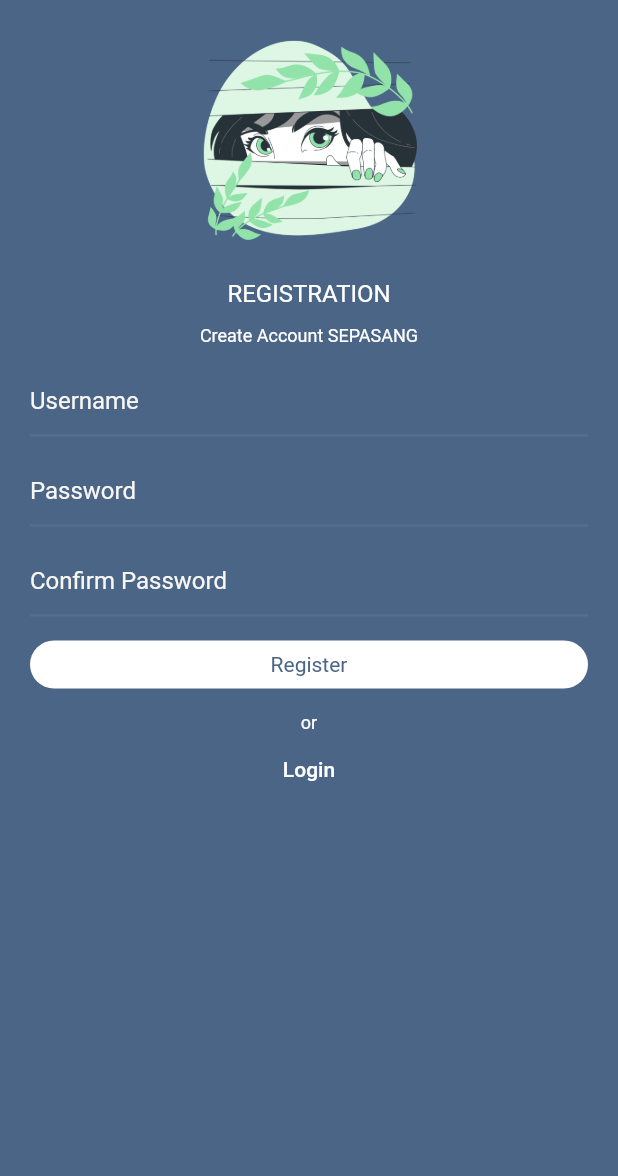
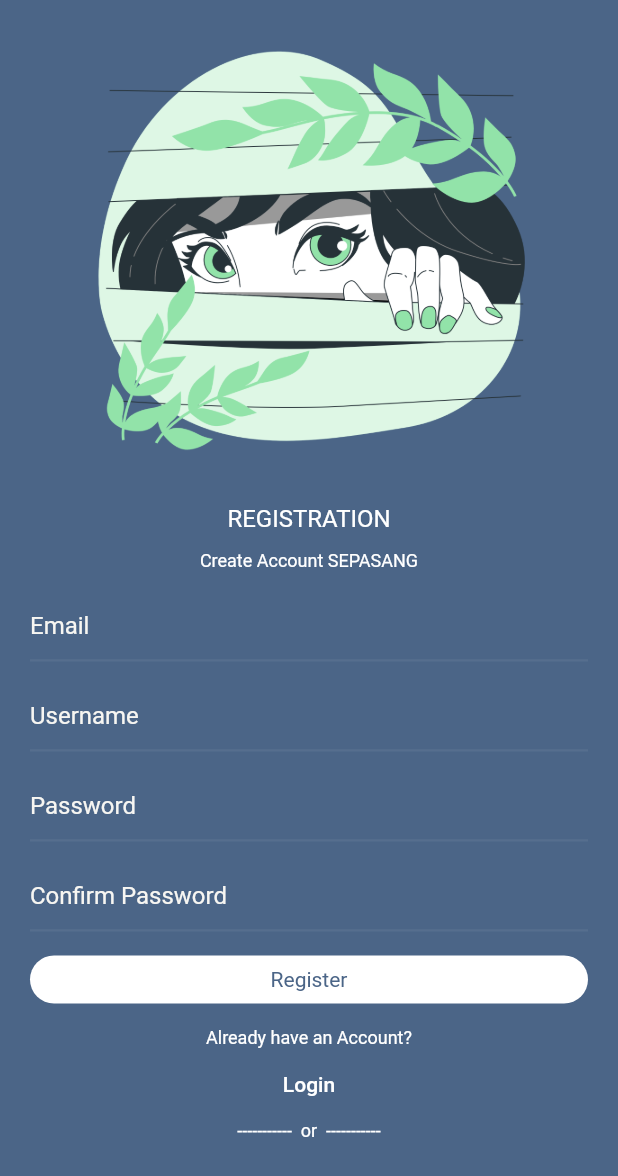
Before and after one commit to thefvnday/Shoes-Mobile, a Flutter app: the screen it shows after launch, after a tap on "Register", on a phone screen of 412 x 824 dp. Shown: the top 1176 px of the screen. Run offline on Flutter 3.47's test engine with Material 2 defaults, Android fonts, the phone set to English and light mode, and no system bars.

Commit message:
menambahkan email

```diff
--- a/lib/screens/Login/login.dart
+++ b/lib/screens/Login/login.dart
@@ -33,8 +33,8 @@ class LoginPage extends StatelessWidget {
 Widget _iconLogin(){
   return Image.asset(
     "assets/images/icon_login.png",
-    width: 150.0,
-    height: 150.0,
+    width: 300.0,
+    height: 300.0,
   );
 }
 
@@ -149,7 +149,7 @@ Widget _buildButton(BuildContext context){
        Padding(padding: EdgeInsets.only(top: 16.0),
        ),
        Text(
-         'or',
+         "Don't have an Account ? ",
          style: TextStyle(
            color: Colors.white,
            fontSize:12.0
@@ -164,6 +164,13 @@ Widget _buildButton(BuildContext context){
            Navigator.pushNamed(context, RegisterPage.routeName);
          },
        ),
+       Padding(
+        padding: EdgeInsets.only(top: 16.00),
+        ),
+       Text(
+        "-----------  or  -----------",
+        style: TextStyle(color: Colors.white, fontSize: 12.0),
+      ),
     ],
   );
 }
--- a/lib/screens/Register/register.dart
+++ b/lib/screens/Register/register.dart
@@ -2,7 +2,7 @@ import 'package:flutter/material.dart';
 import 'package:sepasang/constants.dart';
 
 class RegisterPage extends StatelessWidget {
-  const RegisterPage({ Key? key }) : super(key: key);
+  const RegisterPage({Key? key}) : super(key: key);
 
   static const routeName = "/registerPage";
   @override
@@ -30,20 +30,18 @@ class RegisterPage extends StatelessWidget {
   }
 }
 
-Widget _iconRegister(){
+Widget _iconRegister() {
   return Image.asset(
     "assets/images/icon_register.png",
-    width: 150.0,
-    height: 150.0,
+    width: 300.0,
+    height: 300.0,
   );
 }
-
-
-Widget _titleDescription(){
+Widget _titleDescription() {
   return Column(
     children: <Widget>[
       Padding(
-        padding: EdgeInsets.only(top:16.0),
+        padding: EdgeInsets.only(top: 16.0),
       ),
       Text(
         "REGISTRATION",
@@ -53,12 +51,12 @@ Widget _titleDescription(){
         ),
       ),
       Padding(
-          padding: EdgeInsets.only(top:12.0),
+        padding: EdgeInsets.only(top: 12.0),
       ),
       Text(
         "Create Account SEPASANG",
         style: TextStyle(
-            fontSize:12.0,
+          fontSize: 12.0,
           color: Colors.white,
         ),
         textAlign: TextAlign.center,
@@ -67,12 +65,35 @@ Widget _titleDescription(){
   );
 }
 
-
-Widget _textField(){
+Widget _textField() {
   return Column(
     children: <Widget>[
       Padding(
-        padding: EdgeInsets.only(top:12.0),
+        padding: EdgeInsets.only(top: 12.0),
+      ),
+      TextFormField(
+        decoration: const InputDecoration(
+          border: UnderlineInputBorder(),
+          enabledBorder: UnderlineInputBorder(
+            borderSide: BorderSide(
+              color: ColorPalette.underlineTextField,
+              width: 1.5,
+            ),
+          ),
+          focusedBorder: UnderlineInputBorder(
+            borderSide: BorderSide(
+              color: Colors.white,
+              width: 3.0,
+            ),
+          ),
+          hintText: "Email",
+          hintStyle: TextStyle(color: ColorPalette.hintColor),
+        ),
+        style: TextStyle(color: Colors.white),
+        autofocus: false,
+      ),
+      Padding(
+        padding: EdgeInsets.only(top: 12.0),
       ),
       TextFormField(
         decoration: const InputDecoration(
@@ -90,8 +111,7 @@ Widget _textField(){
             ),
           ),
           hintText: "Username",
-            hintStyle: TextStyle(color:ColorPalette.hintColor
-            ),
+          hintStyle: TextStyle(color: ColorPalette.hintColor),
         ),
         style: TextStyle(color: Colors.white),
         autofocus: false,
@@ -152,8 +172,7 @@ Widget _textField(){
   );
 }
 
-
-Widget _buildButton(BuildContext context){
+Widget _buildButton(BuildContext context) {
   return Column(
     children: <Widget>[
       Padding(
@@ -169,29 +188,30 @@ Widget _buildButton(BuildContext context){
             textAlign: TextAlign.center,
           ),
           decoration: BoxDecoration(
-            color: Colors.white,
-            borderRadius: BorderRadius.circular(30.0)
+              color: Colors.white, borderRadius: BorderRadius.circular(30.0)),
         ),
       ),
-       ),
-       Padding(padding: EdgeInsets.only(top: 16.0),
+      Padding(
+        padding: EdgeInsets.only(top: 16.0),
       ),
       Text(
-         'or',
-         style: TextStyle(
-           color: Colors.white,
-           fontSize:12.0
-         ),
+        "Already have an Account?",
+        style: TextStyle(color: Colors.white, fontSize: 12.0),
       ),
       FlatButton(
         child: Text(
           'Login',
           style: TextStyle(color: Colors.white),
         ),
-         onPressed: (){
-           Navigator.pushNamed(context,"/");
+        onPressed: () {
+          Navigator.pushNamed(context, "/");
         },
       ),
+      Text(
+        "-----------  or  -----------",
+        style: TextStyle(color: Colors.white, fontSize: 12.0),
+      ),
     ],
+
   );
 }
--- a/pubspec.yaml
+++ b/pubspec.yaml
@@ -46,6 +46,7 @@ flutter:
 
   assets:
     - assets/images/
+    - assets/icons/
   # To add assets to your application, add an assets section, like this:
   # assets:
   #   - images/a_dot_burr.jpeg
```
Also changed, not shown: assets/icons/facebook.png (added), assets/icons/google.png (added), assets/icons/twitter.png (added), assets/images/google.png (added). Lines whose indentation alone changed are shown as unchanged.
